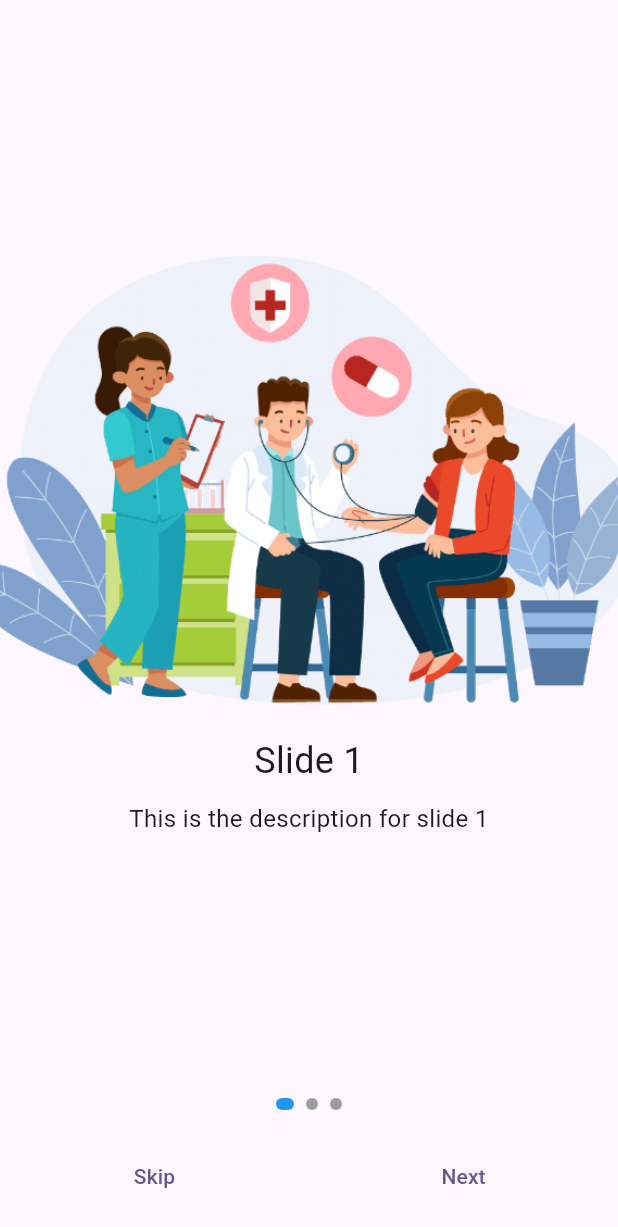
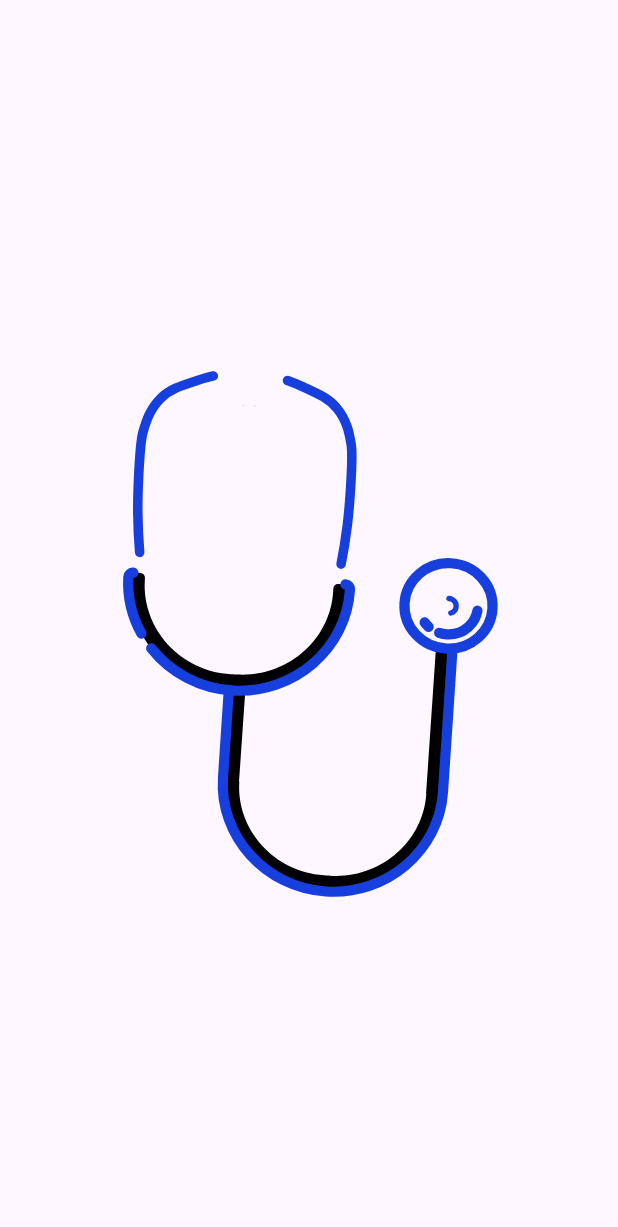
Before and after one commit to Omnyanasr/Hospital-Management, a Flutter app: the first screen one second after launch, on a phone screen of 412 x 824 dp. Shown: the top 1227 px of the screen. Run offline on Flutter 3.47's test engine with Material 3 defaults, Android fonts, the phone set to English and light mode, and no system bars; our stand-ins replace get, lottie.

Commit message:
Adding the splash sccreen using Lottie

```diff
--- a/lib/main.dart
+++ b/lib/main.dart
@@ -2,6 +2,8 @@ import 'package:flutter/material.dart';
 import 'package:get/get.dart';
 import 'package:hospital_managment_project/view/homepage.dart';
 import 'package:hospital_managment_project/view/onboarding_screen.dart';
+import 'package:hospital_managment_project/view/splash_screen.dart';
+
 
 void main() {
   runApp(const MyApp());
@@ -19,9 +21,10 @@ class MyApp extends StatelessWidget {
         colorScheme: ColorScheme.fromSeed(seedColor: Colors.deepPurple),
         useMaterial3: true,
       ),
-      initialRoute: '/',
+      initialRoute: '/splash', // Set splash as the initial route
       getPages: [
-        GetPage(name: '/', page: () => OnboardingScreen()),
+        GetPage(name: '/splash', page: () => const SplashScreen()),
+        GetPage(name: '/onboarding', page: () => OnboardingScreen()),
         GetPage(name: '/home', page: () => const HomePage()),
       ],
     );
--- /dev/null
+++ b/lib/view/splash_screen.dart
@@ -0,0 +1,33 @@
+import 'package:flutter/material.dart';
+import 'package:get/get.dart';
+import 'package:lottie/lottie.dart'; // Import Lottie package
+
+class SplashScreen extends StatefulWidget {
+  const SplashScreen({super.key});
+
+  @override
+  _SplashScreenState createState() => _SplashScreenState();
+}
+
+class _SplashScreenState extends State<SplashScreen> {
+  @override
+  void initState() {
+    super.initState();
+
+    // Delay for 3 seconds before navigating to the onboarding screen
+    Future.delayed(const Duration(seconds: 2), () {
+      Get.offNamed('/onboarding');
+    });
+  }
+
+  @override
+  Widget build(BuildContext context) {
+    return Scaffold(
+      body: Center(
+        child: Lottie.asset(
+          'assets/animation.json',
+        ),
+      ),
+    );
+  }
+}
--- a/pubspec.yaml
+++ b/pubspec.yaml
@@ -31,6 +31,9 @@ dependencies:
   flutter:
     sdk: flutter
 
+  #add lottie animations
+  lottie: ^2.0.0
+
 
   # The following adds the Cupertino Icons font to your application.
   # Use with the CupertinoIcons class for iOS style icons.
@@ -62,6 +65,7 @@ flutter:
   # To add assets to your application, add an assets section, like this:
   assets:
      - images/slide1.png
+     - assets/animation.json
 
   # An image asset can refer to one or more resolution-specific "variants", see
   # https://flutter.dev/assets-and-images/#resolution-aware
```
Also changed, not shown: assets/animation.json (added, +1 -0 lines), pubspec.lock.
